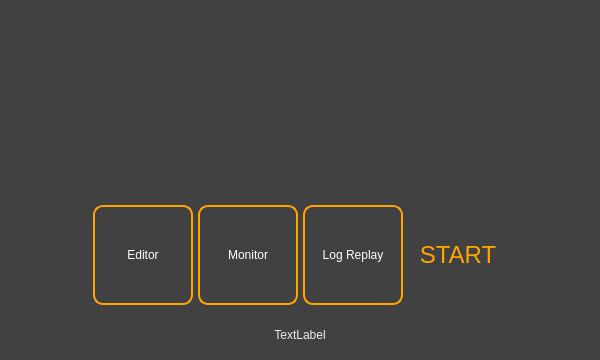
The window that bt_editor/startup_dialog.ui (BehaviorTree/Groot) describes before a commit, drawn with Qt 5.
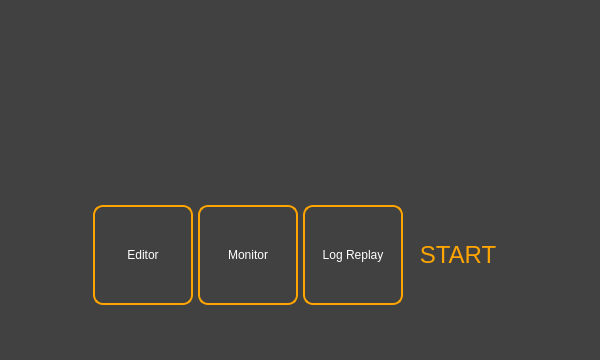
The same window after the commit. Icons and pictures are not drawn.

Patch:
```diff
--- a/bt_editor/startup_dialog.ui
+++ b/bt_editor/startup_dialog.ui
@@ -342,7 +342,7 @@
       <string notr="true">color: rgb(238, 238, 236);</string>
      </property>
      <property name="text">
-      <string>TextLabel</string>
+      <string/>
      </property>
      <property name="alignment">
       <set>Qt::AlignCenter</set>
```
Left out of the diff: 21 changed lines with no effect on the pictures.
